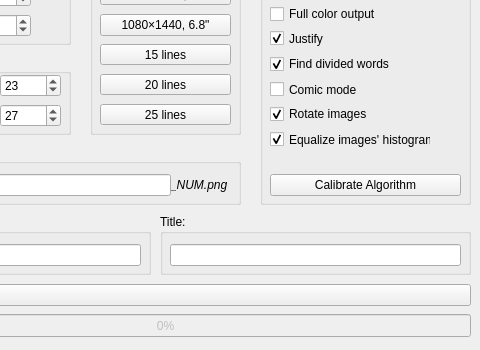
Old version of the form re-typeset-src/mainwindow.ui in the repository re-typeset/re-typeset; both pictures show x 160 to 640 and y 215 to 565 of the 640 by 565 pixel window.
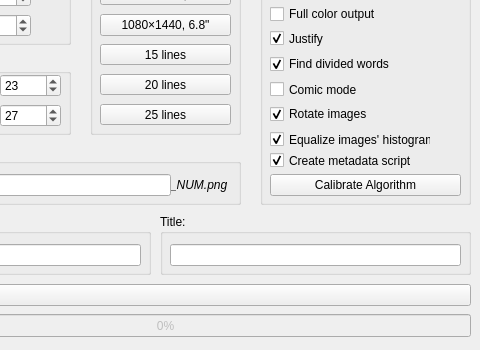
New version of the form.

Commit message:
IMP: Checkbox for generating helper script
+ metadata on pages compilation warnings

Diff of the .ui file:
```diff
--- a/re-typeset-src/mainwindow.ui
+++ b/re-typeset-src/mainwindow.ui
@@ -533,6 +533,22 @@
       <bool>true</bool>
      </property>
     </widget>
+    <widget class="QCheckBox" name="optionsCreateScript">
+     <property name="geometry">
+      <rect>
+       <x>10</x>
+       <y>216</y>
+       <width>181</width>
+       <height>21</height>
+      </rect>
+     </property>
+     <property name="text">
+      <string>Create metadata script</string>
+     </property>
+     <property name="checked">
+      <bool>true</bool>
+     </property>
+    </widget>
    </widget>
    <widget class="QGroupBox" name="outFiles">
     <property name="geometry">
```
Left out of the diff: 2 changed lines with no effect on the pictures. The commit also changes 27 other files.
